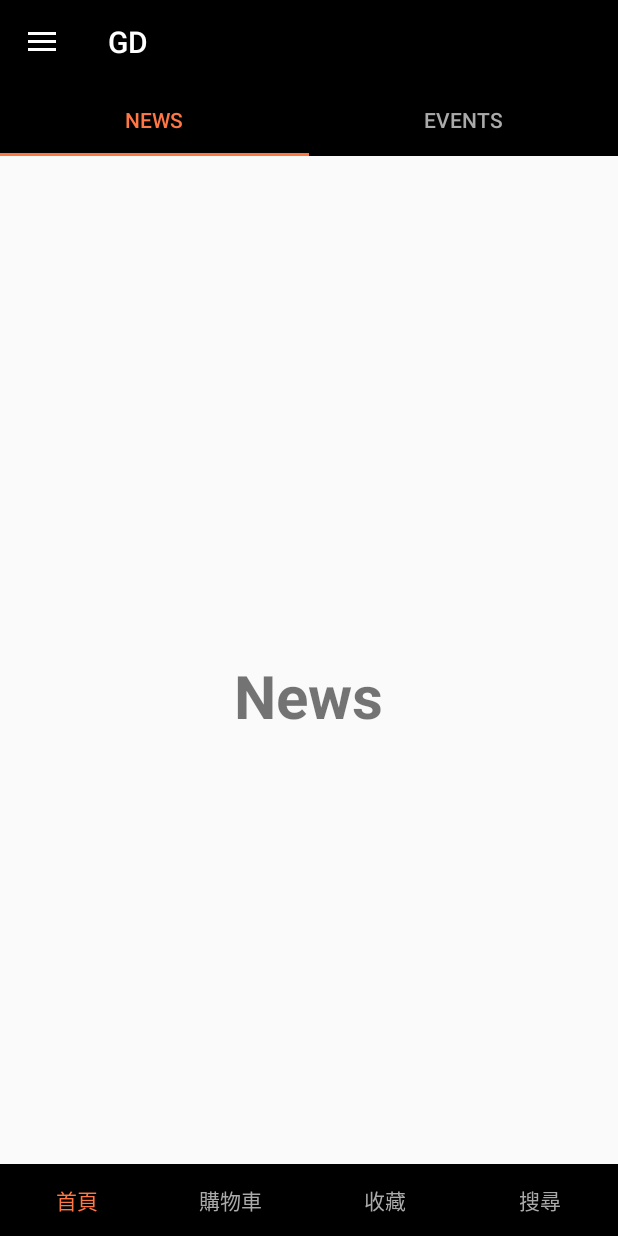
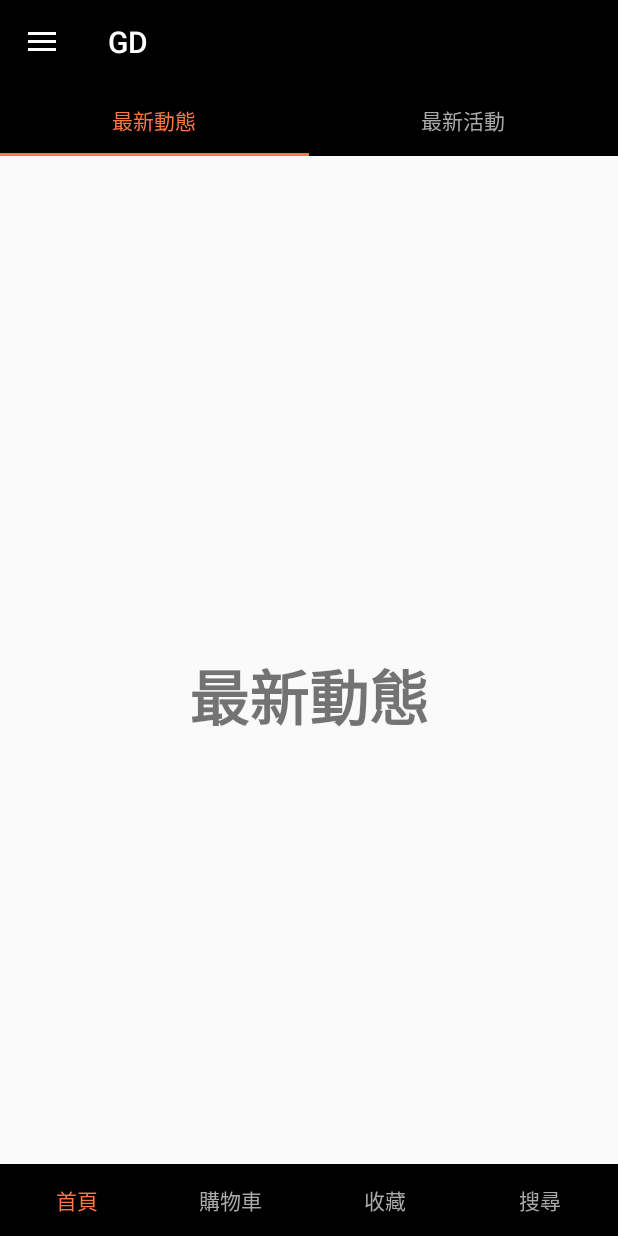
Before and after one commit to Kuanlin-Chen/GDRider, an Android app: the MainFragment screen opened directly, with no data from a screen before it, on a phone screen of 412 x 824 dp. Run offline under Robolectric (Android 15) with nearby library versions, the phone set to English and light mode, and no system bars; libraries missing offline, so code that uses them is left out: com.facebook, com.facebook.login.

Commit message:
1)Add the values of string

```diff
--- a/app/src/main/java/com/gdrider/gd/fragments/MainFragment.java
+++ b/app/src/main/java/com/gdrider/gd/fragments/MainFragment.java
@@ -55,8 +55,8 @@ public class MainFragment extends Fragment {
 
     private void setupViewPager(ViewPager viewPager) {
         MainPagerAdapter adapter = new MainPagerAdapter(getChildFragmentManager());
-        adapter.addFragment(new NewsFragment(), "News");
-        adapter.addFragment(new EvenFragment(), "Events");
+        adapter.addFragment(new NewsFragment(), getString(R.string.title_news));
+        adapter.addFragment(new EvenFragment(), getString(R.string.title_events));
         viewPager.setAdapter(adapter);
     }
 
--- a/app/src/main/res/layout/fragment_even.xml
+++ b/app/src/main/res/layout/fragment_even.xml
@@ -8,7 +8,7 @@
     <TextView
         android:layout_width="wrap_content"
         android:layout_height="wrap_content"
-        android:text="Events"
+        android:text="@string/title_events"
         android:textSize="40dp"
         android:textStyle="bold"
         android:layout_centerInParent="true"/>
--- a/app/src/main/res/layout/fragment_news.xml
+++ b/app/src/main/res/layout/fragment_news.xml
@@ -8,7 +8,7 @@
     <TextView
         android:layout_width="wrap_content"
         android:layout_height="wrap_content"
-        android:text="News"
+        android:text="@string/title_news"
         android:textSize="40dp"
         android:textStyle="bold"
         android:layout_centerInParent="true"/>
--- a/app/src/main/res/values/strings.xml
+++ b/app/src/main/res/values/strings.xml
@@ -9,6 +9,8 @@
     <string name="title_cart">購物車</string>
     <string name="title_favo">收藏</string>
     <string name="title_seek">搜尋</string>
+    <string name="title_news">最新動態</string>
+    <string name="title_events">最新活動</string>
     <string name="drawer_title">商品分類</string>
     <string name="item_sol">台灣SOL</string>
     <string name="item_zeus">台灣ZEUS</string>
```
